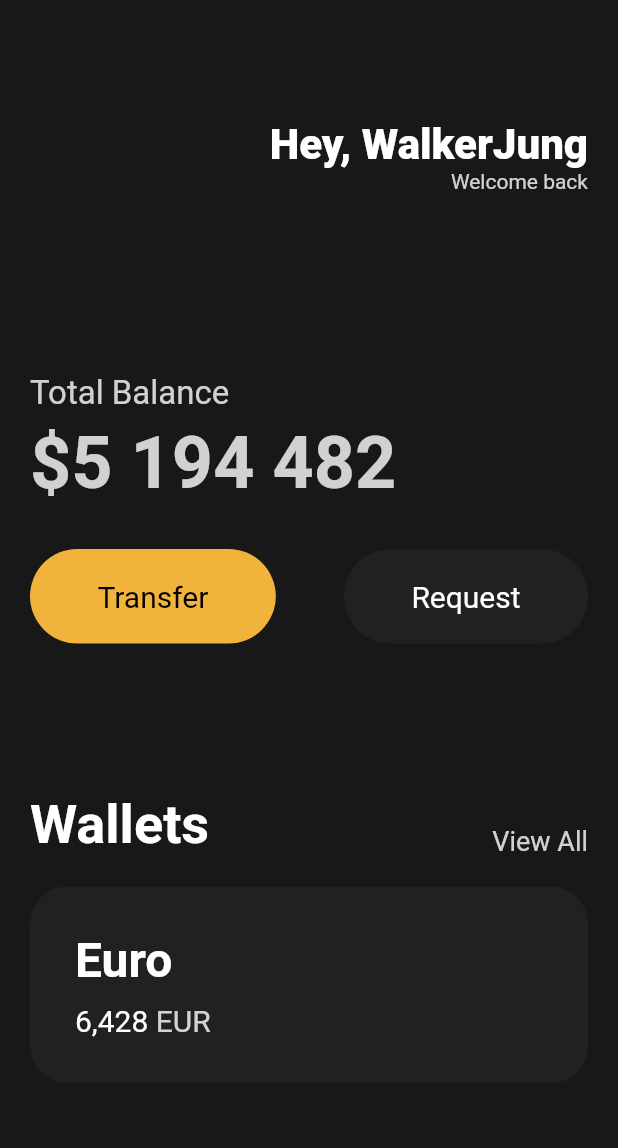
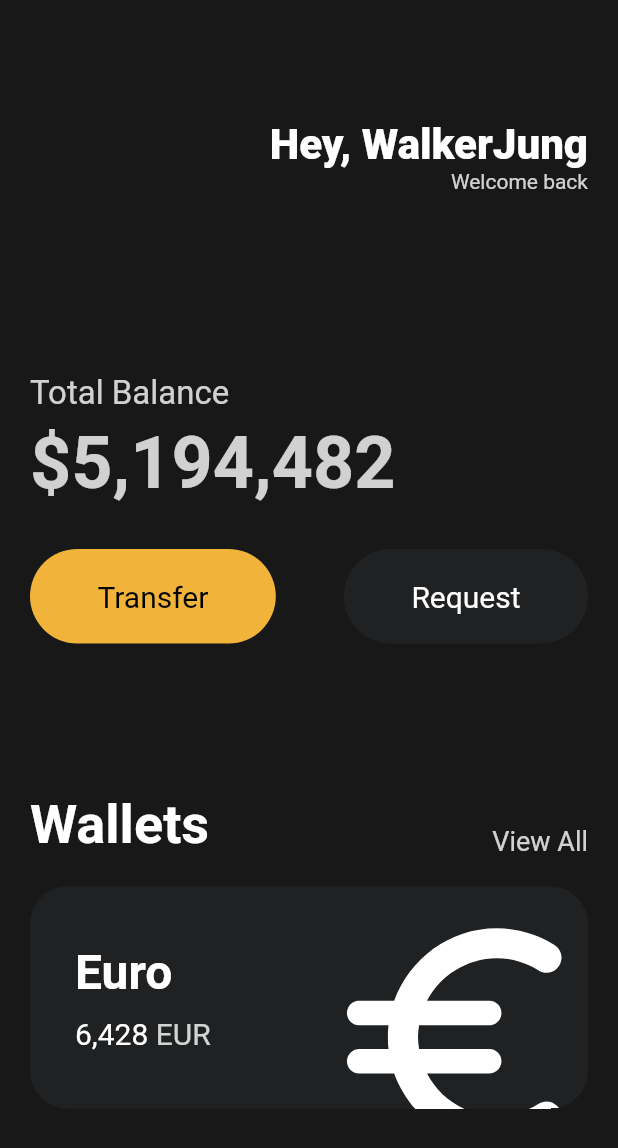
Before and after one commit to walkerJung/start-dart, a Flutter app: the screen it shows after launch, on a phone screen of 412 x 824 dp. Shown: the top 1148 px of the screen. Run offline on Flutter 3.47's test engine with Material 2 defaults, Android fonts, the phone set to English and light mode, and no system bars.

Commit message:
feat: UI Icons and Transforms

```diff
--- a/toonflix/lib/main.dart
+++ b/toonflix/lib/main.dart
@@ -58,7 +58,7 @@
                 height: 5,
               ),
               Text(
-                '\$5 194 482',
+                '\$5,194,482',
                 style: TextStyle(
                     color: Colors.white.withOpacity(0.8),
                     fontSize: 48,
@@ -110,6 +110,7 @@
                 height: 20,
               ),
               Container(
+                clipBehavior: Clip.hardEdge,
                 decoration: BoxDecoration(
                   color: const Color(0xFF1F2123),
                   borderRadius: BorderRadius.circular(25),
@@ -117,6 +118,7 @@
                 child: Padding(
                   padding: const EdgeInsets.all(30),
                   child: Row(
+                    mainAxisAlignment: MainAxisAlignment.spaceBetween,
                     children: [
                       Column(
                         crossAxisAlignment: CrossAxisAlignment.start,
@@ -152,6 +154,17 @@
                           ),
                         ],
                       ),
+                      Transform.scale(
+                        scale: 2.2,
+                        child: Transform.translate(
+                          offset: const Offset(-5, 12),
+                          child: const Icon(
+                            Icons.euro_rounded,
+                            color: Colors.white,
+                            size: 88,
+                          ),
+                        ),
+                      )
                     ],
                   ),
                 ),
```
Also changed, not shown: 1 other file.
